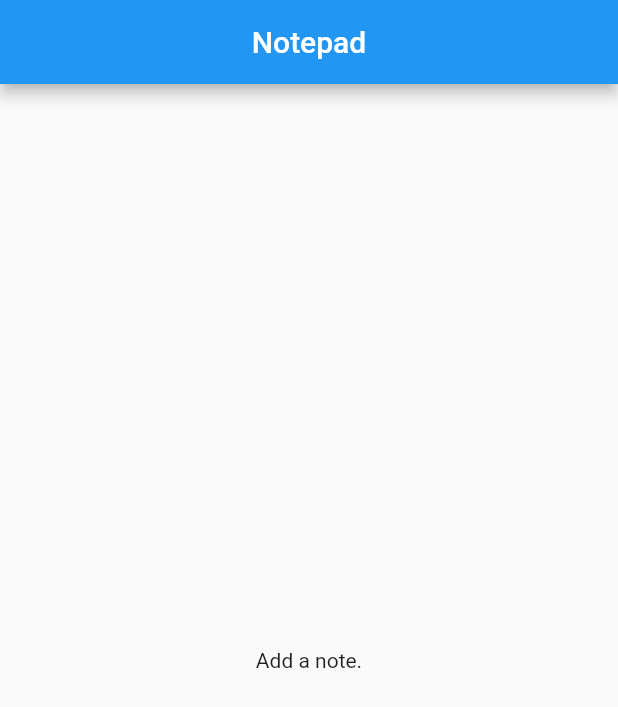
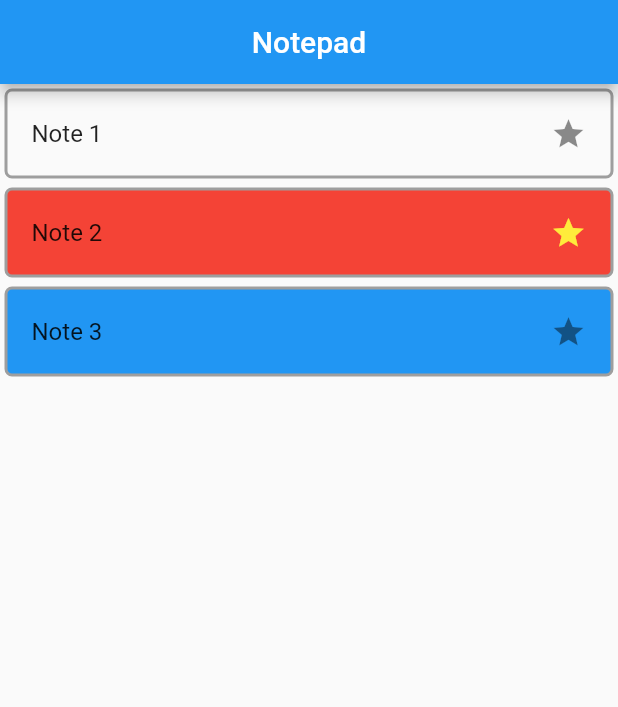
Before and after one commit to SeanFitzpatrick0/Notepad_App-Flutter, a Flutter app: the screen it shows after launch, on a phone screen of 412 x 824 dp. Shown: the top 707 px of the screen. Run offline on Flutter 3.47's test engine with Material 2 defaults, Android fonts, the phone set to English and light mode, and no system bars.

Commit message:
Adding list view in _listNotes() to display non-empty _notes[]

```diff
--- a/notepad/lib/notepad.dart
+++ b/notepad/lib/notepad.dart
@@ -12,7 +12,25 @@ import 'package:flutter/material.dart';
 import './note.dart';
 
 class Notepad extends StatelessWidget {
-  final List<Note> _notes = <Note>[];
+  //final List<Note> _notes = <Note>[];
+  // Mock data
+  final List<Note> _notes = <Note>[
+    Note(
+      title: 'Note 1',
+      content: 'Test data',
+    ),
+    Note(
+      title: 'Note 2',
+      content: 'Test data',
+      color: Colors.red,
+      isImportant: true,
+    ),
+    Note(
+      title: 'Note 3',
+      content: 'Test data',
+      color: Colors.blue,
+    ),
+  ];
 
   @override
   Widget build(BuildContext context) {
@@ -27,11 +45,33 @@ class Notepad extends StatelessWidget {
   }
 
   Widget _listNotes() {
-    if(_notes.isEmpty){
+    if (_notes.isEmpty) {
       return Center(
         child: Text('Add a note.'),
       );
     }
-    //TODO add a list view for notes
+    return ListView.builder(
+      itemCount: _notes.length,
+      itemBuilder: (BuildContext ctx, int i) {
+        return Container(
+          margin: EdgeInsets.all(3.0),
+          decoration: BoxDecoration(
+            color: _notes[i].color,
+            border: Border.all(
+              width: 2.0,
+              color: Colors.grey,
+            ),
+            borderRadius: BorderRadius.all(Radius.circular(5.0)),
+          ),
+          child: ListTile(
+            title: Text(_notes[i].title),
+            trailing: Icon(
+              Icons.star,
+              color: _notes[i].isImportant ? Colors.yellow : null,
+            ),
+          ),
+        );
+      },
+    );
   }
 }
```
